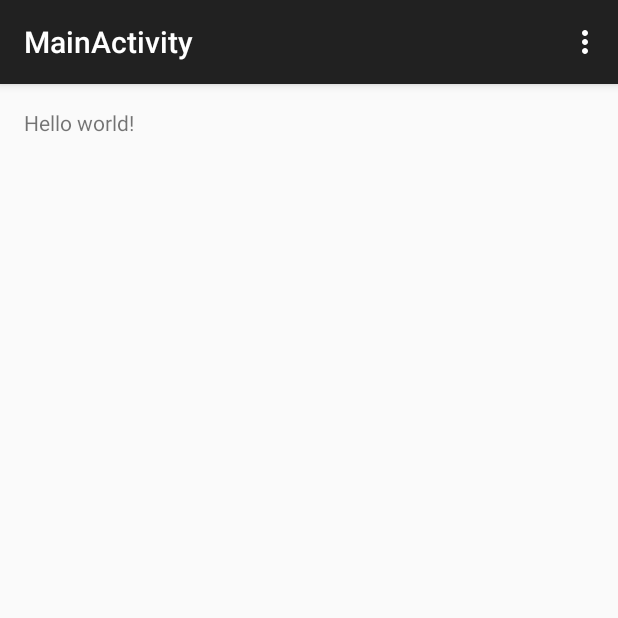
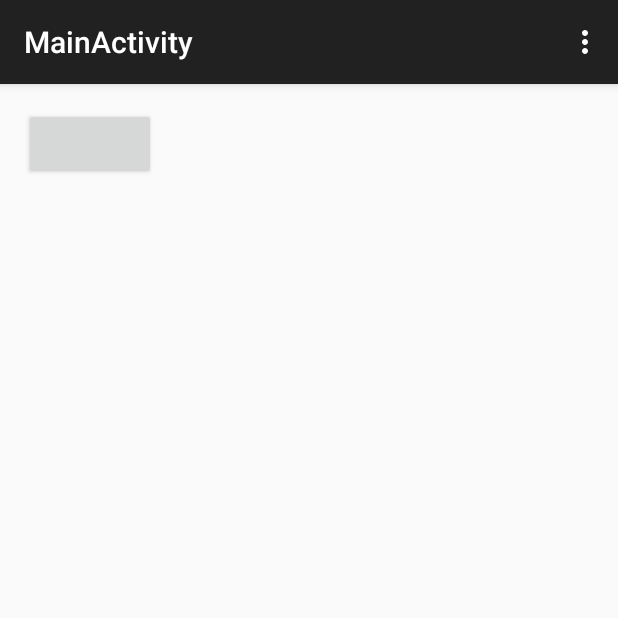
Before and after one commit to prefanatic/Hermes, an Android app: the screen it shows after launch (MainActivity), on a phone screen of 412 x 824 dp, the top half of it. Run offline under Robolectric (Android 15) with nearby library versions, the phone set to English and light mode, and no system bars; our stand-ins replace Timber; libraries missing offline, so code that uses them is left out: org.apache.commons, rx.android.schedulers, rx.exceptions, rx.functions, rx.schedulers and 1 more; 15 statements that could not run were skipped.

```diff
--- a/mobile/src/main/AndroidManifest.xml
+++ b/mobile/src/main/AndroidManifest.xml
@@ -23,6 +23,7 @@
             android:exported="true" >
             <intent-filter>
                 <action android:name="hermes.intent.action.WEARABLE_DISPATCH"/>
+                <category android:name="channel.opened"/>
             </intent-filter>
         </service>
     </application>
--- a/mobile/src/main/java/edu/uri/egr/hermessample/MainActivity.java
+++ b/mobile/src/main/java/edu/uri/egr/hermessample/MainActivity.java
@@ -4,6 +4,8 @@ import android.os.Bundle;
 import android.support.v7.app.AppCompatActivity;
 import android.view.Menu;
 import android.view.MenuItem;
+import android.view.View;
+import android.widget.Button;
 
 import com.google.android.gms.wearable.MessageEvent;
 
@@ -37,6 +39,9 @@ public class MainActivity extends AppCompatActivity {
     protected void onCreate(Bundle savedInstanceState) {
         super.onCreate(savedInstanceState);
         setContentView(R.layout.activity_main);
+
+        Button button = (Button) findViewById(R.id.button);
+        button.setOnClickListener(v -> Hermes.get().getWearableWrapper().sendMessage("example-audio").subscribe());
     }
 
     @Override
--- a/mobile/src/main/res/layout/activity_main.xml
+++ b/mobile/src/main/res/layout/activity_main.xml
@@ -8,9 +8,9 @@
                 android:paddingBottom="@dimen/activity_vertical_margin"
                 tools:context="edu.uri.egr.hermessample.MainActivity">
 
-    <TextView
-        android:text="@string/hello_world"
+    <Button
         android:layout_width="wrap_content"
-        android:layout_height="wrap_content"/>
+        android:layout_height="wrap_content"
+        android:id="@+id/button"/>
 
 </RelativeLayout>
```
Also changed, not shown: mobile/src/main/java/edu/uri/egr/hermessample/AudioReceiverService.java (+6 -14 lines), wear/src/main/AndroidManifest.xml (+8 -0 lines), wear/src/main/java/edu/uri/egr/hermessample/DispatchHandoffService.java (added, +52 -0 lines).
